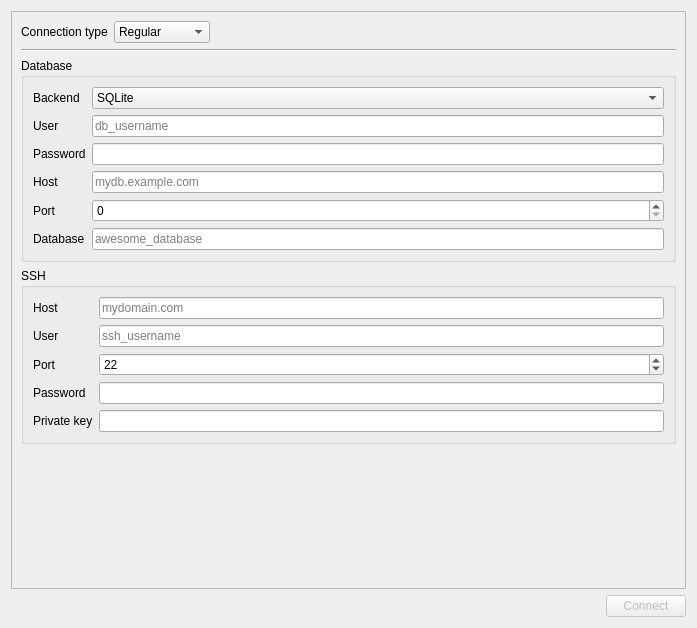
The window that packages/memmer/gui/ui_files/ConnectWidget.ui (Krzmbrzl/memmer) describes before a commit, drawn with Qt 5.
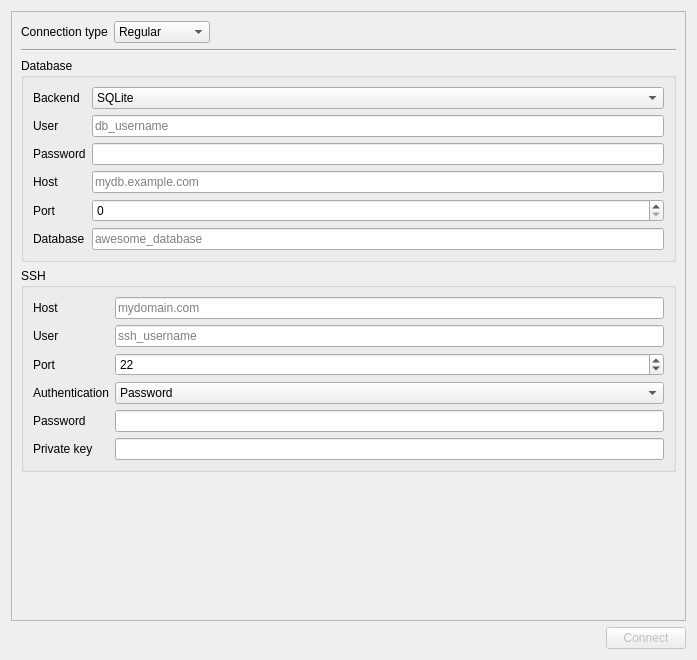
The same window after the commit. Custom widgets are drawn as their Qt base class.

```diff
--- a/packages/memmer/gui/ui_files/ConnectWidget.ui
+++ b/packages/memmer/gui/ui_files/ConnectWidget.ui
@@ -7,7 +7,7 @@
     <x>0</x>
     <y>0</y>
     <width>697</width>
-    <height>628</height>
+    <height>660</height>
    </rect>
   </property>
   <property name="windowTitle">
@@ -31,7 +31,7 @@
         <x>0</x>
         <y>0</y>
         <width>681</width>
-        <height>570</height>
+        <height>602</height>
        </rect>
       </property>
       <layout class="QVBoxLayout" name="verticalLayout_2">
@@ -228,28 +228,28 @@
             </property>
            </widget>
           </item>
-          <item row="3" column="0">
+          <item row="4" column="0">
            <widget class="QLabel" name="ssh_password_label">
             <property name="text">
              <string>Password</string>
             </property>
            </widget>
           </item>
-          <item row="3" column="1">
+          <item row="4" column="1">
            <widget class="QLineEdit" name="ssh_password_input">
             <property name="echoMode">
              <enum>QLineEdit::EchoMode::Password</enum>
             </property>
            </widget>
           </item>
-          <item row="4" column="0">
+          <item row="5" column="0">
            <widget class="QLabel" name="ssh_key_label">
             <property name="text">
              <string>Private key</string>
             </property>
            </widget>
           </item>
-          <item row="4" column="1">
+          <item row="5" column="1">
            <widget class="PathSelectorWidget" name="ssh_key_input"/>
           </item>
           <item row="0" column="0">
@@ -266,6 +266,41 @@
             </property>
            </widget>
           </item>
+          <item row="3" column="0">
+           <widget class="QLabel" name="ssh_authentication_label">
+            <property name="text">
+             <string>Authentication</string>
+            </property>
+           </widget>
+          </item>
+          <item row="3" column="1">
+           <widget class="QComboBox" name="ssh_authentication_combo">
+            <property name="sizePolicy">
+             <sizepolicy hsizetype="Expanding" vsizetype="Fixed">
+              <horstretch>0</horstretch>
+              <verstretch>0</verstretch>
+             </sizepolicy>
+            </property>
+            <property name="currentIndex">
+             <number>0</number>
+            </property>
+            <item>
+             <property name="text">
+              <string>Password</string>
+             </property>
+            </item>
+            <item>
+             <property name="text">
+              <string>Certificate</string>
+             </property>
+            </item>
+            <item>
+             <property name="text">
+              <string>SSH-Agent</string>
+             </property>
+            </item>
+           </widget>
+          </item>
          </layout>
         </widget>
        </item>
```
